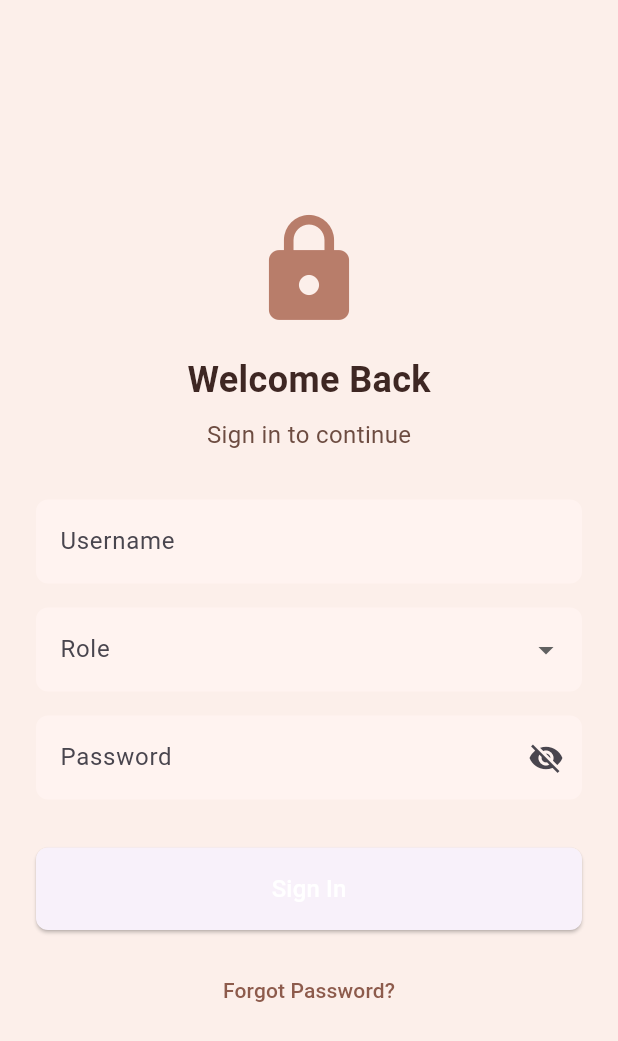
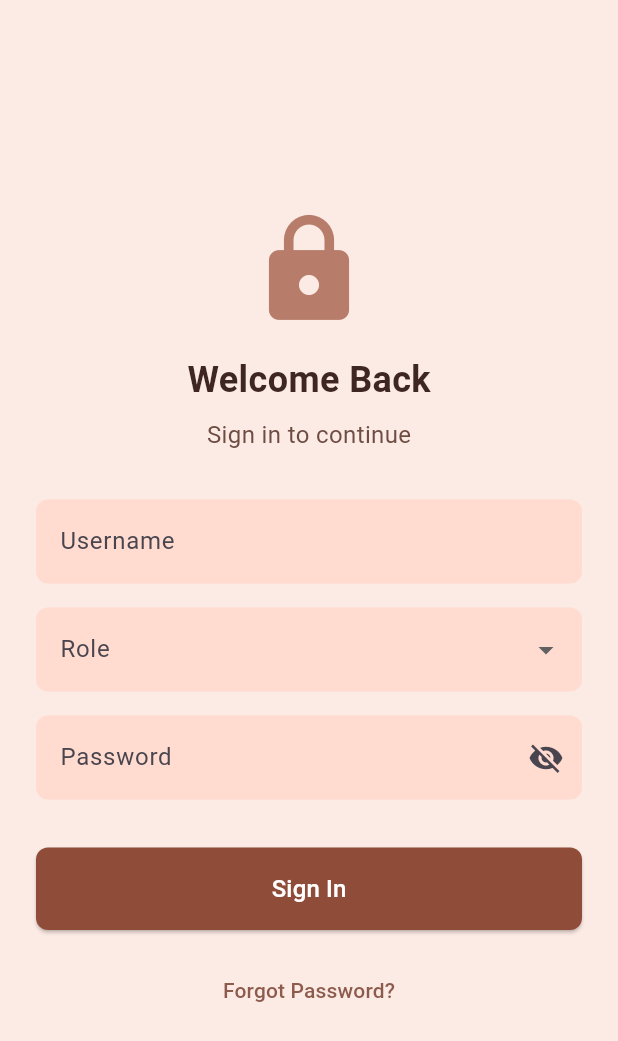
Before and after one commit to lakshmanachimata/fverify_app, a Flutter app: the screen it shows after launch, after a tap on "Sign In", after a tap on "Logout", on a phone screen of 412 x 824 dp. Shown: the top 1041 px of the screen. Run offline on Flutter 3.47's test engine with Material 3 defaults, Android fonts, the phone set to English and light mode, and no system bars.

Commit message:
added ui changes

```diff
--- a/lib/screens/prospects.dart
+++ b/lib/screens/prospects.dart
@@ -15,8 +15,9 @@ class ProspectsView extends StatelessWidget {
     return ChangeNotifierProvider(
       create: (_) => ProspectsViewModel()..fetchProspects(),
       child: Scaffold(
+        backgroundColor: Color(0XFFFCEAE5),
         appBar: AppBar(
-          backgroundColor: Color(0xFFFCEFEA),
+          backgroundColor: Color(0xFFFFDBD1),
           elevation: 0,
           title: Text(
             'Applicants',
@@ -27,8 +28,15 @@ class ProspectsView extends StatelessWidget {
             ),
           ),
           actions: [
+            IconButton(icon: Icon(Icons.notifications), onPressed: () {}),
             Container(
-              margin: EdgeInsets.only(right: 16.0), // Add right margin
+              width: 80.0, // Set the width of the container
+              height: 40.0, // Set the height of the container
+              margin: EdgeInsets.only(
+                right: 24.0,
+                left: 0.0,
+                bottom: 0.0,
+              ), // Add right margin
               decoration: BoxDecoration(
                 color: Color(0xFF8D5B4C),
                 border: Border.all(color: Colors.black), // Add border
@@ -42,13 +50,14 @@ class ProspectsView extends StatelessWidget {
                     context,
                     MaterialPageRoute(builder: (context) => SignInView()),
                   );
+
                   // Add your logout logic here
                 },
                 child: Text(
                   'Logout',
                   style: TextStyle(
                     color: Colors.white,
-                    fontSize: 24,
+                    fontSize: 20,
                     fontWeight: FontWeight.bold,
                   ),
                 ),
@@ -61,30 +70,45 @@ class ProspectsView extends StatelessWidget {
             return Column(
               children: [
                 // Filter Chips
-                Container(
-                  color: Color(0xFFFCEFEA),
+                SingleChildScrollView(
+                  scrollDirection: Axis.horizontal,
                   padding: EdgeInsets.symmetric(vertical: 8, horizontal: 16),
                   child: Row(
-                    mainAxisAlignment: MainAxisAlignment.spaceBetween,
+                    mainAxisAlignment: MainAxisAlignment.spaceEvenly,
                     children: [
                       _buildFilterChip(
                         'All',
                         viewModel.selectedFilter == 'All',
                         viewModel,
                       ),
+                      SizedBox(width: 8),
                       _buildFilterChip(
                         'Pending',
                         viewModel.selectedFilter == 'Pending',
                         viewModel,
                       ),
+                      SizedBox(width: 8),
                       _buildFilterChip(
                         'On Visit',
                         viewModel.selectedFilter == 'On Visit',
                         viewModel,
                       ),
+                      SizedBox(width: 8),
                       _buildFilterChip(
                         'In Progress',
                         viewModel.selectedFilter == 'In Progress',
+                        viewModel,
+                      ),
+                      SizedBox(width: 8),
+                      _buildFilterChip(
+                        'Completed',
+                        viewModel.selectedFilter == 'Completed',
+                        viewModel,
+                      ),
+                      SizedBox(width: 8),
+                      _buildFilterChip(
+                        'Postponed',
+                        viewModel.selectedFilter == 'Postponed',
                         viewModel,
                       ),
                     ],
@@ -187,6 +211,9 @@ class ProspectsView extends StatelessWidget {
                 ],
               ),
               Container(
+                alignment: Alignment.center,
+                width: 80,
+                height: 30,
                 padding: EdgeInsets.symmetric(horizontal: 12, vertical: 4),
                 decoration: BoxDecoration(
                   color: _getStatusColor(prospect.status!),
@@ -194,7 +221,11 @@ class ProspectsView extends StatelessWidget {
                 ),
                 child: Text(
                   prospect.status!,
-                  style: TextStyle(color: Colors.white),
+                  style: TextStyle(
+                    color: Color(0xFF93000A),
+                    fontSize: 12,
+                    fontWeight: FontWeight.bold,
+                  ),
                 ),
               ),
             ],
@@ -207,11 +238,11 @@ class ProspectsView extends StatelessWidget {
   Color _getStatusColor(String status) {
     switch (status) {
       case 'Pending':
+        return Color(0xFFFFDBD1);
+      case 'On Visit':
+        return Color(0xFFF5E1A7);
+      case 'In Progress':
         return Colors.orange;
-      case 'On Visit':
-        return Colors.yellow;
-      case 'In Progress':
-        return Colors.blue;
       case 'Completed':
         return Colors.green;
       case 'Postponed':
--- a/lib/screens/signin.dart
+++ b/lib/screens/signin.dart
@@ -12,7 +12,7 @@ class SignInView extends StatelessWidget {
     return ChangeNotifierProvider(
       create: (_) => SignInViewModel(),
       child: Scaffold(
-        backgroundColor: Color(0xFFFCEFEA),
+        backgroundColor: Color(0XFFFCEAE5),
         body: Consumer<SignInViewModel>(
           builder: (context, viewModel, child) {
             return Padding(
@@ -42,7 +42,7 @@ class SignInView extends StatelessWidget {
                       labelText: 'Username',
                       hintText: 'Enter your username',
                       filled: true,
-                      fillColor: Color(0xFFFFF3F0),
+                      fillColor: Color(0XFFFFDBD0),
                       border: OutlineInputBorder(
                         borderRadius: BorderRadius.circular(8.0),
                         borderSide: BorderSide.none,
@@ -54,7 +54,7 @@ class SignInView extends StatelessWidget {
                     decoration: InputDecoration(
                       labelText: 'Role',
                       filled: true,
-                      fillColor: Color(0xFFFFF3F0),
+                      fillColor: Color(0XFFFFDBD0),
                       border: OutlineInputBorder(
                         borderRadius: BorderRadius.circular(8.0),
                         borderSide: BorderSide.none,
@@ -74,7 +74,7 @@ class SignInView extends StatelessWidget {
                       labelText: 'Password',
                       hintText: 'Enter your password',
                       filled: true,
-                      fillColor: Color(0xFFFFF3F0),
+                      fillColor: Color(0XFFFFDBD0),
                       border: OutlineInputBorder(
                         borderRadius: BorderRadius.circular(8.0),
                         borderSide: BorderSide.none,
@@ -96,7 +96,8 @@ class SignInView extends StatelessWidget {
                           );
                         },
                         style: ElevatedButton.styleFrom(
-                          foregroundColor: Color(0xFF8D5B4C),
+                          backgroundColor: Color(0xFF8F4C38),
+                          foregroundColor: Colors.white,
                           padding: EdgeInsets.symmetric(vertical: 16),
                           shape: RoundedRectangleBorder(
                             borderRadius: BorderRadius.circular(8.0),
```
